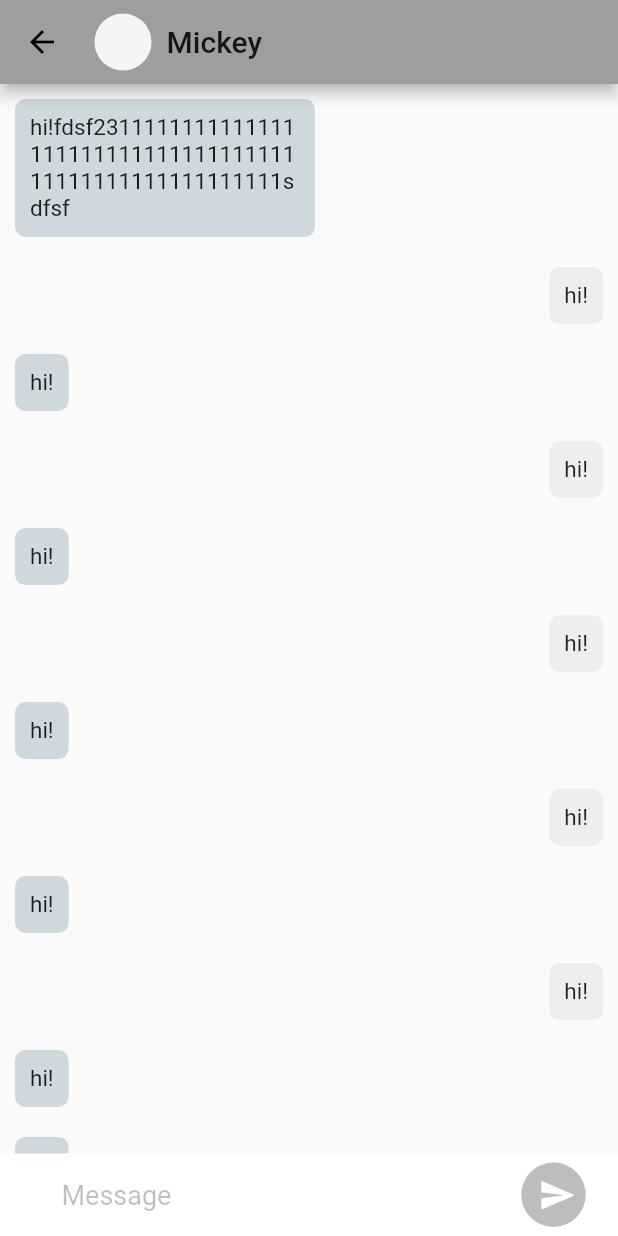
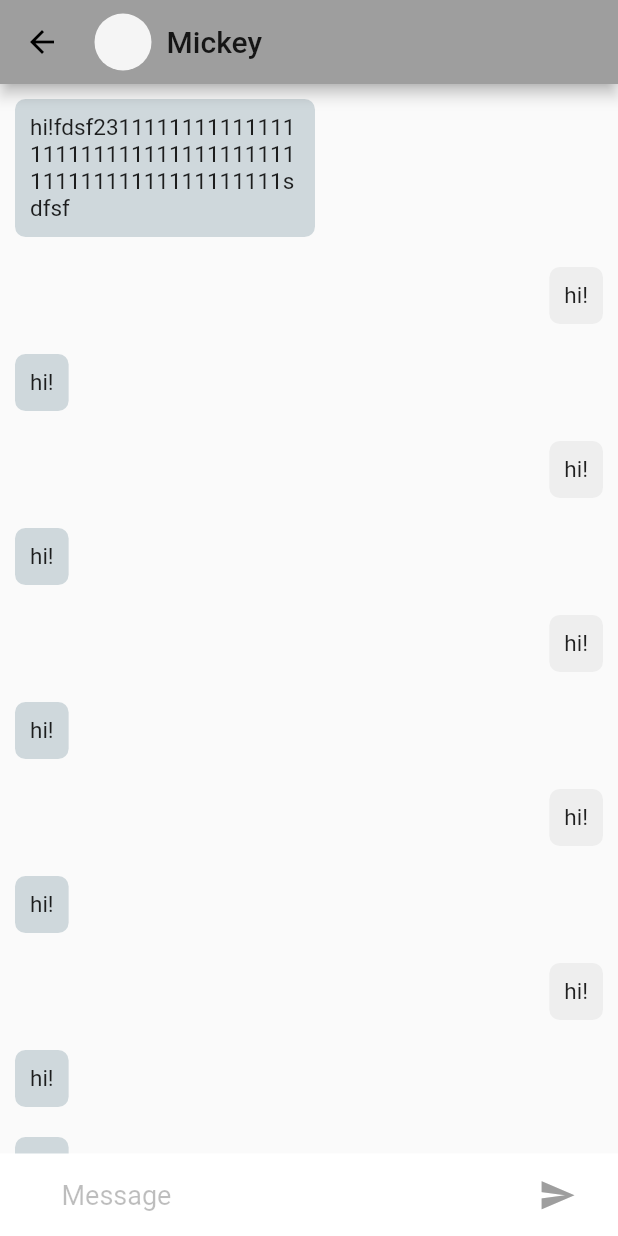
Before and after one commit to obduvan/chat-app-flutter, a Flutter app: the screen it shows after launch, after a tap on "Register", after a tap on "Mickey", on a phone screen of 412 x 824 dp. Run offline on Flutter 3.47's test engine with Material 2 defaults, Android fonts, the phone set to English and light mode, and no system bars.

Commit message:
removed deprecated, udp ui

```diff
--- a/lib/presentation/areas/auth_area.dart
+++ b/lib/presentation/areas/auth_area.dart
@@ -11,21 +11,21 @@ class AuthArea extends StatelessWidget {
       child: Column(
         mainAxisAlignment: MainAxisAlignment.center,
         children: [
-          getLoginField(),
-          SizedBox(
+          _getLoginField(),
+          const SizedBox(
             height: 15,
           ),
-          getPasswordField(),
-          SizedBox(
+          _getPasswordField(),
+          const SizedBox(
             height: 50,
           ),
-          getButton(context),
+          _getButton(context),
         ],
       ),
     );
   }
 
-  Material getButton(BuildContext context) {
+  Material _getButton(BuildContext context) {
     return Material(
       color: Colors.grey[400],
       child: MaterialButton(
@@ -46,21 +46,21 @@ class AuthArea extends StatelessWidget {
     );
   }
 
-  TextField getLoginField() {
+  TextField _getLoginField() {
     return TextField(
       maxLength: 20,
-      decoration: InputDecoration(
+      decoration: const InputDecoration(
         hintText: 'Login',
         counterText: '',
       ),
     );
   }
 
-  TextField getPasswordField() {
+  TextField _getPasswordField() {
     return TextField(
       obscureText: true,
       maxLength: 30,
-      decoration: InputDecoration(
+      decoration: const InputDecoration(
         counterText: '',
         hintText: 'Password',
       ),
--- a/lib/presentation/areas/chats_area.dart
+++ b/lib/presentation/areas/chats_area.dart
@@ -1,7 +1,6 @@
 import 'package:chat_app_1/data/examples/example_chat_cards.dart';
 import 'package:chat_app_1/presentation/widgets/chat_card.dart';
 import 'package:flutter/material.dart';
-
 
 class ChatsArea extends StatefulWidget {
   const ChatsArea({Key? key}) : super(key: key);
@@ -18,9 +17,10 @@ class _ChatsAreaState extends State<ChatsArea> {
     return Column(children: [
       Expanded(
           child: Padding(
-            padding: const EdgeInsets.only(top: 8.0),
+        padding: const EdgeInsets.only(top: 8),
         child: ListView.separated(
-                separatorBuilder: (context, index) => const Divider(
+            separatorBuilder: (BuildContext context, int index) =>
+                const Divider(
                   color: Colors.grey,
                   indent: 70,
                   thickness: 0.2,
--- a/lib/presentation/widgets/chat_input_widget.dart
+++ b/lib/presentation/widgets/chat_input_widget.dart
@@ -30,11 +30,11 @@ class ChatInputWidget extends StatelessWidget {
                 padding: EdgeInsets.only(left: 5),
                 child: Icon(
                   Icons.send,
-                  color: Colors.white,
+                  color: Colors.grey,
                   size: 25,
                 ),
               ),
-              backgroundColor: Colors.black26,
+              backgroundColor: Colors.white,
               elevation: 0,
             ),
           ),
```
Also changed, not shown: lib/presentation/deprecated/InputWidget.dart (deleted, +0 -60 lines), lib/presentation/deprecated/chat_Item_widget.dart (deleted, +0 -84 lines), lib/presentation/deprecated/chat_app_bar.dart (deleted, +0 -66 lines), lib/presentation/deprecated/chat_list_widget.dart (deleted, +0 -20 lines), lib/presentation/deprecated/conversation_page.dart (deleted, +0 -34 lines), lib/presentation/deprecated/conversation_page_list.dart (deleted, +0 -22 lines). Lines whose indentation alone changed are shown as unchanged.
